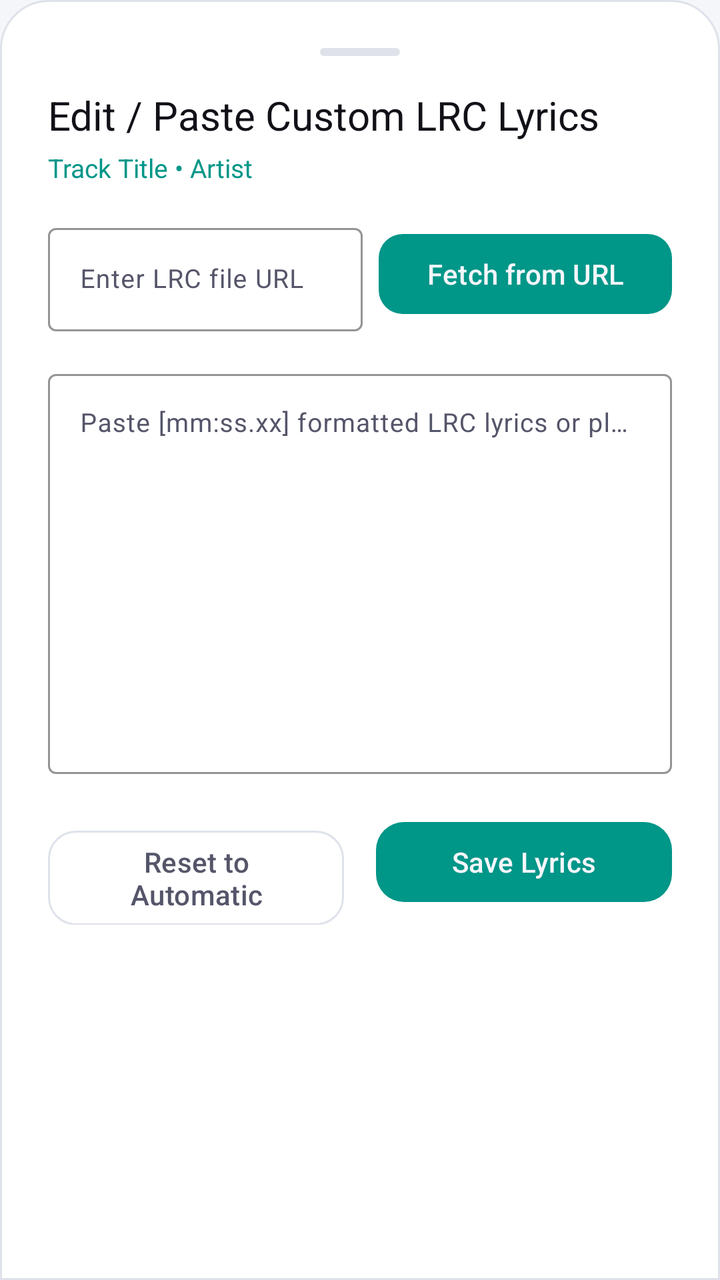
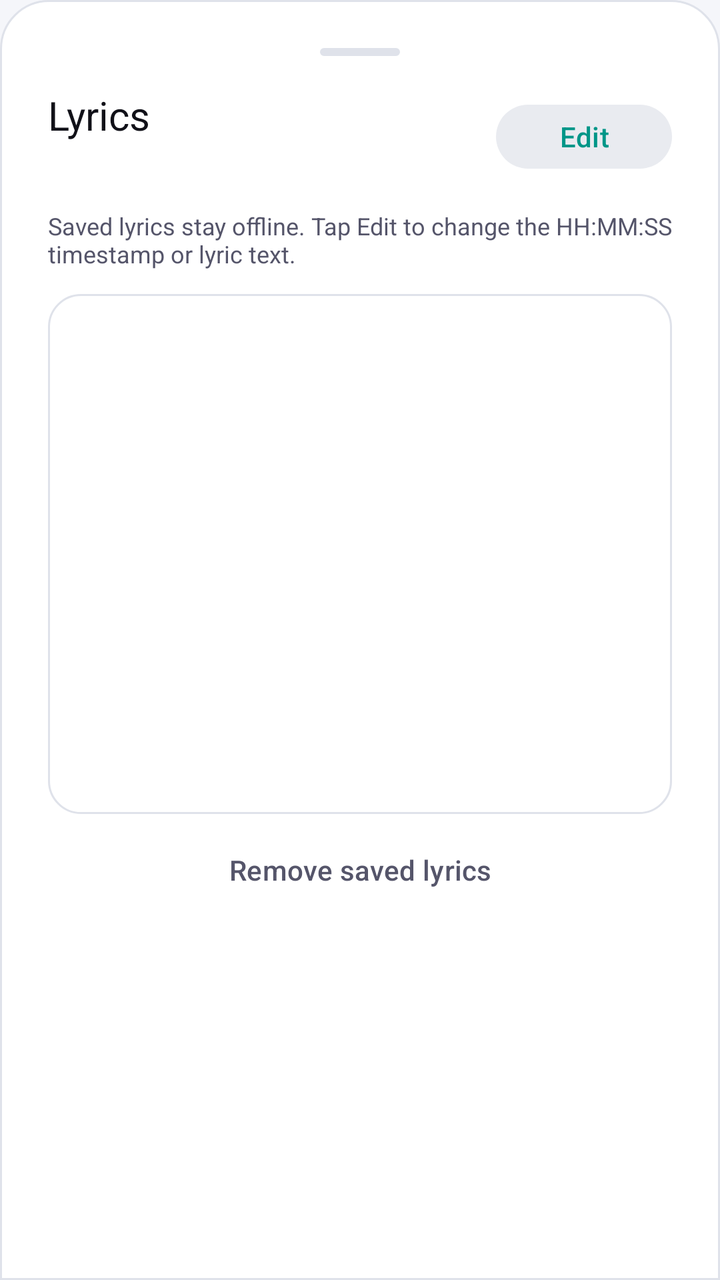

Compare the two renders of this Android layout. The source of the first and the diff that turns it into the second are given below.
<!-- AndroidManifest.xml: application theme Theme.UltraDeep -->
<!-- res/layout/dialog_edit_lyrics.xml -->
<?xml version="1.0" encoding="utf-8"?>
<LinearLayout xmlns:android="http://schemas.android.com/apk/res/android"
    xmlns:app="http://schemas.android.com/apk/res-auto"
    android:layout_width="match_parent"
    android:layout_height="wrap_content"
    android:background="@drawable/bg_bottom_sheet"
    android:orientation="vertical"
    android:padding="24dp">

    
    <View
        android:layout_width="40dp"
        android:layout_height="4dp"
        android:layout_gravity="center_horizontal"
        android:layout_marginBottom="16dp"
        android:background="@drawable/bg_pill_sort"
        android:backgroundTint="@color/stroke_border" />

    <TextView
        android:id="@+id/tvEditLyricsTitle"
        android:layout_width="match_parent"
        android:layout_height="wrap_content"
        android:fontFamily="sans-serif-bold"
        android:text="@string/edit_custom_lyrics"
        android:textColor="@color/text_primary"
        android:textSize="20sp" />

    <TextView
        android:id="@+id/tvSongSubtitle"
        android:layout_width="match_parent"
        android:layout_height="wrap_content"
        android:layout_marginTop="4dp"
        android:text="Track Title • Artist"
        android:textColor="@color/neon_cyan"
        android:textSize="13sp" />

    
    <LinearLayout
        android:layout_width="match_parent"
        android:layout_height="wrap_content"
        android:layout_marginTop="16dp"
        android:gravity="center_vertical"
        android:orientation="horizontal">

        <com.google.android.material.textfield.TextInputLayout
            android:layout_width="0dp"
            android:layout_height="wrap_content"
            android:layout_weight="1"
            app:boxBackgroundColor="@color/surface_dark"
            app:boxStrokeColor="@color/neon_cyan"
            app:hintTextColor="@color/text_secondary">

            <com.google.android.material.textfield.TextInputEditText
                android:id="@+id/etLrcUrl"
                android:layout_width="match_parent"
                android:layout_height="wrap_content"
                android:hint="@string/enter_lrc_url"
                android:inputType="textUri"
                android:textColor="@color/text_primary"
                android:textSize="13sp" />
        </com.google.android.material.textfield.TextInputLayout>

        <com.google.android.material.button.MaterialButton
            android:id="@+id/btnFetchUrl"
            android:layout_width="wrap_content"
            android:layout_height="wrap_content"
            android:layout_marginStart="8dp"
            android:text="@string/fetch_online_lrc"
            android:textColor="@color/amoled_black"
            app:backgroundTint="@color/neon_cyan"
            app:cornerRadius="12dp" />
    </LinearLayout>

    
    <com.google.android.material.textfield.TextInputLayout
        android:layout_width="match_parent"
        android:layout_height="wrap_content"
        android:layout_marginTop="16dp"
        app:boxBackgroundColor="@color/surface_dark"
        app:boxStrokeColor="@color/neon_cyan"
        app:hintTextColor="@color/text_secondary">

        <com.google.android.material.textfield.TextInputEditText
            android:id="@+id/etLyricsContent"
            android:layout_width="match_parent"
            android:layout_height="200dp"
            android:gravity="top|start"
            android:hint="@string/custom_lyrics_hint"
            android:inputType="textMultiLine"
            android:textColor="@color/text_primary"
            android:textSize="13sp" />
    </com.google.android.material.textfield.TextInputLayout>

    
    <LinearLayout
        android:layout_width="match_parent"
        android:layout_height="wrap_content"
        android:layout_marginTop="20dp"
        android:orientation="horizontal">

        <com.google.android.material.button.MaterialButton
            android:id="@+id/btnResetLyrics"
            style="@style/Widget.Material3.Button.OutlinedButton"
            android:layout_width="0dp"
            android:layout_height="wrap_content"
            android:layout_marginEnd="8dp"
            android:layout_weight="1"
            android:text="@string/reset_lyrics"
            android:textColor="@color/text_secondary"
            app:cornerRadius="14dp"
            app:strokeColor="@color/stroke_border" />

        <com.google.android.material.button.MaterialButton
            android:id="@+id/btnSaveLyrics"
            android:layout_width="0dp"
            android:layout_height="wrap_content"
            android:layout_marginStart="8dp"
            android:layout_weight="1"
            android:text="@string/save_lyrics"
            android:textColor="@color/amoled_black"
            app:backgroundTint="@color/neon_cyan"
            app:cornerRadius="14dp" />
    </LinearLayout>

</LinearLayout>
<!-- resources referenced by this layout -->
<resources>
  <color name="amoled_black">#F5F6FA</color>
  <color name="neon_cyan">#009688</color>
  <color name="stroke_border">#DFE2EA</color>
  <color name="surface_dark">#FFFFFF</color>
  <color name="text_primary">#111118</color>
  <color name="text_secondary">#55556A</color>
  <!-- drawable bg_bottom_sheet (drawable) -->
  <?xml version="1.0" encoding="utf-8"?>
  <shape xmlns:android="http://schemas.android.com/apk/res/android"
      android:shape="rectangle">
      <corners
          android:topLeftRadius="24dp"
          android:topRightRadius="24dp" />
      <solid android:color="@color/surface_dark" />
      <stroke
          android:width="1dp"
          android:color="@color/stroke_border" />
  </shape>
  <!-- drawable bg_pill_sort (drawable) -->
  <?xml version="1.0" encoding="utf-8"?>
  <shape xmlns:android="http://schemas.android.com/apk/res/android"
      android:shape="rectangle">
      <corners android:radius="24dp" />
      <solid android:color="@color/surface_card" />
      <stroke
          android:width="1dp"
          android:color="@color/stroke_border" />
  </shape>
  <string name="custom_lyrics_hint">Paste [mm:ss.xx] formatted LRC lyrics or plain text here…</string>
  <string name="edit_custom_lyrics">Edit / Paste Custom LRC Lyrics</string>
  <string name="enter_lrc_url">Enter LRC file URL</string>
  <string name="fetch_online_lrc">Fetch from URL</string>
  <string name="reset_lyrics">Reset to Automatic</string>
  <string name="save_lyrics">Save Lyrics</string>
  <style name="Theme.UltraDeep" parent="Theme.Material3.DayNight.NoActionBar">
          
          <item name="colorPrimary">@color/neon_cyan</item>
          <item name="colorOnPrimary">#FFFFFF</item>
          <item name="colorPrimaryContainer">@color/deep_violet</item>
          <item name="colorOnPrimaryContainer">@color/text_primary</item>
          
          
          <item name="colorSecondary">@color/electric_purple</item>
          <item name="colorOnSecondary">#FFFFFF</item>
          
          
          <item name="android:windowBackground">@color/amoled_black</item>
          <item name="colorSurface">@color/surface_dark</item>
          <item name="colorOnSurface">@color/text_primary</item>
          <item name="colorSurfaceVariant">@color/surface_variant</item>
          <item name="colorOnSurfaceVariant">@color/text_secondary</item>
          
          
          <item name="android:statusBarColor">@color/amoled_black</item>
          <item name="android:navigationBarColor">@color/amoled_black</item>
          <item name="android:windowLightStatusBar" tools:targetApi="m">true</item>
          <item name="android:windowLightNavigationBar" tools:targetApi="o_mr1">true</item>
          
          
          <item name="colorControlHighlight">@color/neon_cyan_glow</item>
      </style>
  <color name="surface_card">#FFFFFF</color>
  <color name="deep_violet">#673AB7</color>
  <color name="electric_purple">#7B2CBF</color>
  <color name="surface_variant">#E9EBF0</color>
  <color name="neon_cyan_glow">#33009688</color>
</resources>

<!-- the commit's change to res/layout/dialog_edit_lyrics.xml (unified diff, before → after) -->
@@ -1,125 +1,27 @@
 <?xml version="1.0" encoding="utf-8"?>
-<LinearLayout xmlns:android="http://schemas.android.com/apk/res/android"
-    xmlns:app="http://schemas.android.com/apk/res-auto"
-    android:layout_width="match_parent"
-    android:layout_height="wrap_content"
-    android:background="@drawable/bg_bottom_sheet"
-    android:orientation="vertical"
-    android:padding="24dp">
-
-    
-    <View
-        android:layout_width="40dp"
-        android:layout_height="4dp"
-        android:layout_gravity="center_horizontal"
-        android:layout_marginBottom="16dp"
-        android:background="@drawable/bg_pill_sort"
-        android:backgroundTint="@color/stroke_border" />
-
-    <TextView
-        android:id="@+id/tvEditLyricsTitle"
-        android:layout_width="match_parent"
-        android:layout_height="wrap_content"
-        android:fontFamily="sans-serif-bold"
-        android:text="@string/edit_custom_lyrics"
-        android:textColor="@color/text_primary"
-        android:textSize="20sp" />
-
-    <TextView
-        android:id="@+id/tvSongSubtitle"
-        android:layout_width="match_parent"
-        android:layout_height="wrap_content"
-        android:layout_marginTop="4dp"
-        android:text="Track Title • Artist"
-        android:textColor="@color/neon_cyan"
-        android:textSize="13sp" />
-
-    
-    <LinearLayout
-        android:layout_width="match_parent"
-        android:layout_height="wrap_content"
-        android:layout_marginTop="16dp"
-        android:gravity="center_vertical"
-        android:orientation="horizontal">
-
-        <com.google.android.material.textfield.TextInputLayout
-            android:layout_width="0dp"
-            android:layout_height="wrap_content"
-            android:layout_weight="1"
-            app:boxBackgroundColor="@color/surface_dark"
-            app:boxStrokeColor="@color/neon_cyan"
-            app:hintTextColor="@color/text_secondary">
-
-            <com.google.android.material.textfield.TextInputEditText
-                android:id="@+id/etLrcUrl"
-                android:layout_width="match_parent"
-                android:layout_height="wrap_content"
-                android:hint="@string/enter_lrc_url"
-                android:inputType="textUri"
-                android:textColor="@color/text_primary"
-                android:textSize="13sp" />
+<LinearLayout xmlns:android="http://schemas.android.com/apk/res/android" xmlns:app="http://schemas.android.com/apk/res-auto" android:layout_width="match_parent" android:layout_height="wrap_content" android:background="@drawable/bg_bottom_sheet" android:orientation="vertical" android:padding="24dp">
+    <View android:layout_width="40dp" android:layout_height="4dp" android:layout_gravity="center_horizontal" android:layout_marginBottom="16dp" android:background="@drawable/bg_pill_sort" android:backgroundTint="@color/stroke_border" />
+    <LinearLayout android:layout_width="match_parent" android:layout_height="wrap_content" android:gravity="center_vertical" android:orientation="horizontal">
+        <LinearLayout android:layout_width="0dp" android:layout_height="wrap_content" android:layout_weight="1" android:orientation="vertical">
+            <TextView android:id="@+id/tvEditLyricsTitle" android:layout_width="match_parent" android:layout_height="wrap_content" android:fontFamily="sans-serif-bold" android:text="Lyrics" android:textColor="@color/text_primary" android:textSize="20sp" />
+            <TextView android:id="@+id/tvSongSubtitle" android:layout_width="match_parent" android:layout_height="wrap_content" android:layout_marginTop="4dp" android:textColor="@color/neon_cyan" android:textSize="13sp" />
+        </LinearLayout>
+        <com.google.android.material.button.MaterialButton android:id="@+id/btnEditMode" style="@style/Widget.Material3.Button.TonalButton" android:layout_width="wrap_content" android:layout_height="40dp" android:text="Edit" android:textColor="@color/neon_cyan" app:backgroundTint="@color/surface_variant" app:cornerRadius="20dp" />
+    </LinearLayout>
+    <TextView android:layout_width="match_parent" android:layout_height="wrap_content" android:layout_marginTop="12dp" android:text="Saved lyrics stay offline. Tap Edit to change the HH:MM:SS timestamp or lyric text." android:textColor="@color/text_secondary" android:textSize="12sp" />
+    <ScrollView android:layout_width="match_parent" android:layout_height="260dp" android:layout_marginTop="12dp" android:background="@drawable/bg_card_rounded" android:fillViewport="true">
+        <LinearLayout android:id="@+id/lyricsRowsContainer" android:layout_width="match_parent" android:layout_height="wrap_content" android:orientation="vertical" android:padding="10dp" />
+    </ScrollView>
+    <LinearLayout android:id="@+id/urlFetchContainer" android:layout_width="match_parent" android:layout_height="wrap_content" android:layout_marginTop="12dp" android:gravity="center_vertical" android:orientation="horizontal" android:visibility="gone">
+        <com.google.android.material.textfield.TextInputLayout android:layout_width="0dp" android:layout_height="wrap_content" android:layout_weight="1" app:boxBackgroundColor="@color/surface_variant" app:hintTextColor="@color/text_secondary">
+            <com.google.android.material.textfield.TextInputEditText android:id="@+id/etLrcUrl" android:layout_width="match_parent" android:layout_height="wrap_content" android:hint="LRC URL (optional)" android:inputType="textUri" android:textColor="@color/text_primary" android:textSize="13sp" />
         </com.google.android.material.textfield.TextInputLayout>
-
-        <com.google.android.material.button.MaterialButton
-            android:id="@+id/btnFetchUrl"
-            android:layout_width="wrap_content"
-            android:layout_height="wrap_content"
-            android:layout_marginStart="8dp"
-            android:text="@string/fetch_online_lrc"
-            android:textColor="@color/amoled_black"
-            app:backgroundTint="@color/neon_cyan"
-            app:cornerRadius="12dp" />
+        <com.google.android.material.button.MaterialButton android:id="@+id/btnFetchUrl" android:layout_width="wrap_content" android:layout_height="wrap_content" android:layout_marginStart="8dp" android:text="Import" android:textColor="@color/amoled_black" app:backgroundTint="@color/neon_cyan" app:cornerRadius="12dp" />
     </LinearLayout>
-
-    
-    <com.google.android.material.textfield.TextInputLayout
-        android:layout_width="match_parent"
-        android:layout_height="wrap_content"
-        android:layout_marginTop="16dp"
-        app:boxBackgroundColor="@color/surface_dark"
-        app:boxStrokeColor="@color/neon_cyan"
-        app:hintTextColor="@color/text_secondary">
-
-        <com.google.android.material.textfield.TextInputEditText
-            android:id="@+id/etLyricsContent"
-            android:layout_width="match_parent"
-            android:layout_height="200dp"
-            android:gravity="top|start"
-            android:hint="@string/custom_lyrics_hint"
-            android:inputType="textMultiLine"
-            android:textColor="@color/text_primary"
-            android:textSize="13sp" />
-    </com.google.android.material.textfield.TextInputLayout>
-
-    
-    <LinearLayout
-        android:layout_width="match_parent"
-        android:layout_height="wrap_content"
-        android:layout_marginTop="20dp"
-        android:orientation="horizontal">
-
-        <com.google.android.material.button.MaterialButton
-            android:id="@+id/btnResetLyrics"
-            style="@style/Widget.Material3.Button.OutlinedButton"
-            android:layout_width="0dp"
-            android:layout_height="wrap_content"
-            android:layout_marginEnd="8dp"
-            android:layout_weight="1"
-            android:text="@string/reset_lyrics"
-            android:textColor="@color/text_secondary"
-            app:cornerRadius="14dp"
-            app:strokeColor="@color/stroke_border" />
-
-        <com.google.android.material.button.MaterialButton
-            android:id="@+id/btnSaveLyrics"
-            android:layout_width="0dp"
-            android:layout_height="wrap_content"
-            android:layout_marginStart="8dp"
-            android:layout_weight="1"
-            android:text="@string/save_lyrics"
-            android:textColor="@color/amoled_black"
-            app:backgroundTint="@color/neon_cyan"
-            app:cornerRadius="14dp" />
+    <LinearLayout android:id="@+id/editActions" android:layout_width="match_parent" android:layout_height="wrap_content" android:layout_marginTop="16dp" android:orientation="horizontal" android:visibility="gone">
+        <com.google.android.material.button.MaterialButton android:id="@+id/btnCancelEdit" style="@style/Widget.Material3.Button.OutlinedButton" android:layout_width="0dp" android:layout_height="wrap_content" android:layout_marginEnd="8dp" android:layout_weight="1" android:text="Cancel" android:textColor="@color/text_secondary" app:cornerRadius="14dp" app:strokeColor="@color/stroke_border" />
+        <com.google.android.material.button.MaterialButton android:id="@+id/btnSaveLyrics" android:layout_width="0dp" android:layout_height="wrap_content" android:layout_marginStart="8dp" android:layout_weight="1" android:text="Save" android:textColor="@color/amoled_black" app:backgroundTint="@color/neon_cyan" app:cornerRadius="14dp" />
     </LinearLayout>
-
+    <com.google.android.material.button.MaterialButton android:id="@+id/btnAddLyricLine" style="@style/Widget.Material3.Button.TextButton" android:layout_width="wrap_content" android:layout_height="wrap_content" android:layout_marginTop="2dp" android:text="+ Add lyric line" android:textColor="@color/neon_cyan" android:visibility="gone" />
+    <com.google.android.material.button.MaterialButton android:id="@+id/btnResetLyrics" style="@style/Widget.Material3.Button.TextButton" android:layout_width="wrap_content" android:layout_height="wrap_content" android:layout_gravity="center_horizontal" android:layout_marginTop="4dp" android:text="Remove saved lyrics" android:textColor="@color/text_secondary" />
 </LinearLayout>
<!-- resource entries referenced after the edit -->
@@ -18,6 +18,16 @@
           android:width="1dp"
           android:color="@color/stroke_border" />
   </shape>
+  <!-- drawable bg_card_rounded (drawable) -->
+  <?xml version="1.0" encoding="utf-8"?>
+  <shape xmlns:android="http://schemas.android.com/apk/res/android"
+      android:shape="rectangle">
+      <corners android:radius="16dp" />
+      <solid android:color="@color/surface_card" />
+      <stroke
+          android:width="1dp"
+          android:color="@color/stroke_border" />
+  </shape>
   <!-- drawable bg_pill_sort (drawable) -->
   <?xml version="1.0" encoding="utf-8"?>
   <shape xmlns:android="http://schemas.android.com/apk/res/android"
@@ -28,12 +38,6 @@
           android:width="1dp"
           android:color="@color/stroke_border" />
   </shape>
-  <string name="custom_lyrics_hint">Paste [mm:ss.xx] formatted LRC lyrics or plain text here…</string>
-  <string name="edit_custom_lyrics">Edit / Paste Custom LRC Lyrics</string>
-  <string name="enter_lrc_url">Enter LRC file URL</string>
-  <string name="fetch_online_lrc">Fetch from URL</string>
-  <string name="reset_lyrics">Reset to Automatic</string>
-  <string name="save_lyrics">Save Lyrics</string>
   <style name="Theme.UltraDeep" parent="Theme.Material3.DayNight.NoActionBar">
           
           <item name="colorPrimary">@color/neon_cyan</item>
